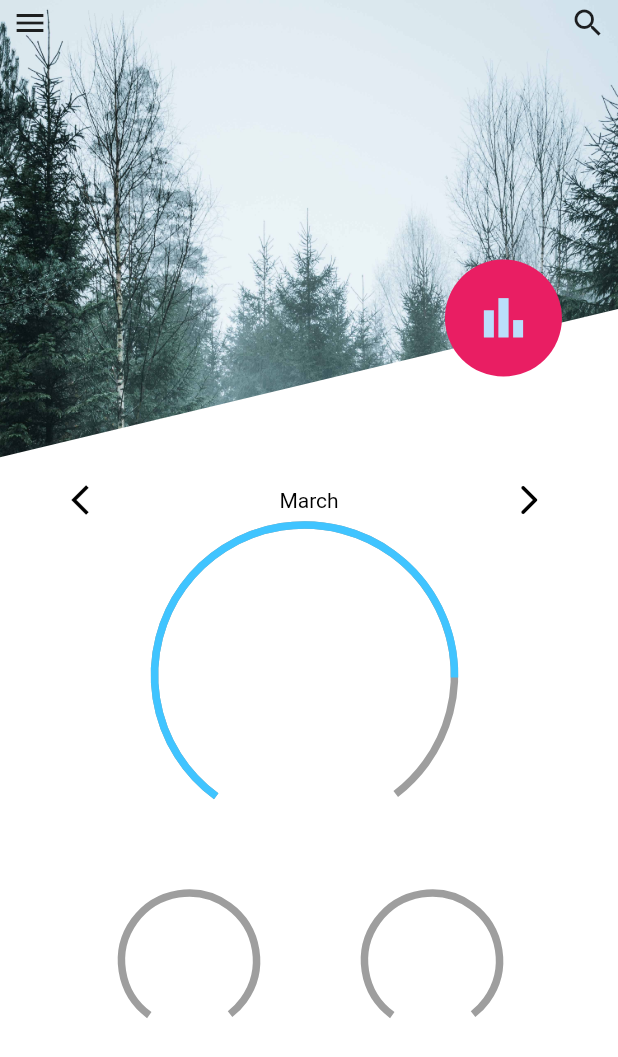
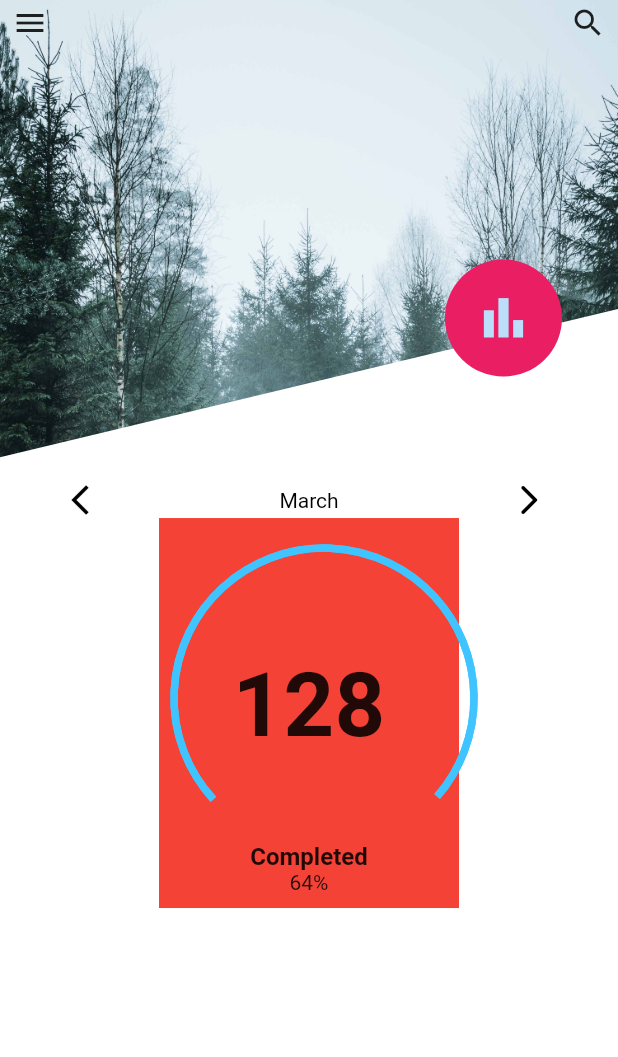
Before and after one commit to msnsadiq/datewithpaint, a Flutter app: the screen it shows after launch, on a phone screen of 412 x 824 dp. Shown: the top 1057 px of the screen. Run offline on Flutter 3.47's test engine with Material 2 defaults, Android fonts, the phone set to English and light mode, and no system bars.

Commit message:
ui completed

```diff
--- /dev/null
+++ b/lib/bigarcclass.dart
@@ -0,0 +1,37 @@
+import 'package:flutter/cupertino.dart';
+import 'package:flutter/material.dart';
+
+class MainArc extends CustomPainter{
+  // final painterr = Paint()
+  // ..color = Colors.grey
+  // ..style = PaintingStyle.stroke
+  // ..strokeWidth = 5;
+final painterrtwo = Paint()
+  ..color = Colors.lightBlueAccent
+  ..style = PaintingStyle.stroke
+  ..strokeWidth = 5;
+final painterrtwoo = Paint()
+  ..color = Colors.lightBlueAccent
+  ..style = PaintingStyle.stroke
+  ..strokeWidth = 5;
+  @override
+  void paint(Canvas canvas, Size size) {
+
+     // canvas.drawArc(
+     //    Offset(size.width / 4, 350) & Size(200, 200), 2.2, 5, false, painterr);
+
+    canvas.drawArc(Offset(size.width / 20, 20) & Size(200, 200), 2.4, 4.6,
+        false, painterrtwo);
+    canvas.drawArc(Offset(size.width / 20, 20) & Size(200, 200), 2.4, 4.6,
+        false, painterrtwoo);
+    // TODO: implement paint
+  }
+
+  @override
+  bool shouldRepaint(covariant CustomPainter oldDelegate) {
+    return false;
+    // TODO: implement shouldRepaint
+    throw UnimplementedError();
+  }
+
+}
--- a/lib/classofpaint.dart
+++ b/lib/classofpaint.dart
@@ -1,14 +1,7 @@
 import 'package:flutter/material.dart';
 
 final painter = Paint()..color = Colors.white;
-final painterr = Paint()..color = Colors.grey ..style = PaintingStyle.stroke
-..strokeWidth = 5
 
-;
-final painterrtwo = Paint()..color = Colors.lightBlueAccent ..style = PaintingStyle.stroke
-  ..strokeWidth = 5
-
-;
 
 class PaintItem extends CustomPainter {
   @override
@@ -24,10 +17,6 @@ class PaintItem extends CustomPainter {
     canvas.drawPath(arc, painter);
 
 
-    canvas.drawArc(Offset(size.width/4, 350) & Size(200, 200),2.2,5, false, painterr);
-   // canvas.drawArc(rect, startAngle, sweepAngle, useCenter, paint)
-
-    canvas.drawArc(Offset(size.width/4, 350) & Size(200, 200), 2.2, 4.1, false, painterrtwo);
   }
 
   @override
--- a/lib/screennhomee.dart
+++ b/lib/screennhomee.dart
@@ -1,3 +1,4 @@
+import 'package:checkoutflutter/bigarcclass.dart';
 import 'package:checkoutflutter/bottompaint.dart';
 import 'package:checkoutflutter/classofpaint.dart';
 import 'package:flutter/material.dart';
@@ -8,6 +9,7 @@ class ScreenHome extends StatefulWidget {
   @override
   State<ScreenHome> createState() => _ScreenHomeState();
 }
+
 final blackk = Colors.black;
 
 class _ScreenHomeState extends State<ScreenHome> {
@@ -30,32 +32,23 @@ class _ScreenHomeState extends State<ScreenHome> {
                           fit: BoxFit.cover)),
                 ),
               ),
+              Positioned(top: 3, right: 8, child: Icon(Icons.search)),
+              Positioned(top: 3, left: 8, child: Icon(Icons.menu)),
               Positioned(
-                top: 3,
-                right: 8,
-
-                child: Icon(Icons.search)
-              ),
-              Positioned(
-                  top: 3,
-                  left: 8,
-
-                  child: Icon(Icons.menu)
-              ),
-              Positioned(
-                  top: MediaQuery.of(context).size.height*.21,
-                  left: MediaQuery.of(context).size.width*.72,
+                  top: MediaQuery.of(context).size.height * .21,
+                  left: MediaQuery.of(context).size.width * .72,
                   child: CircleAvatar(
                     radius: 39,
                     backgroundColor: Colors.pink,
-                    child: Icon(Icons.bar_chart, size: 39,),
+                    child: Icon(
+                      Icons.bar_chart,
+                      size: 39,
+                    ),
                   )),
-
               Positioned(
-                bottom: MediaQuery.of(context).size.height /100,
+                bottom: MediaQuery.of(context).size.height / 100,
                 child: Container(
-
-                 height: MediaQuery.of(context).size.height*.60,
+                  height: MediaQuery.of(context).size.height * .60,
                   width: MediaQuery.of(context).size.width,
                   color: Colors.transparent,
                   child: Column(
@@ -63,13 +56,24 @@ class _ScreenHomeState extends State<ScreenHome> {
                       Row(
                         mainAxisAlignment: MainAxisAlignment.spaceEvenly,
                         children: [
-                          Icon(Icons.arrow_back_ios,color: blackk,),
-                          SizedBox(width: 20,),
-                          Text("March",style: TextStyle(color: Colors.black),
+                          Icon(
+                            Icons.arrow_back_ios,
+                            color: blackk,
                           ),
-                          SizedBox(width: 20,),
-                          Icon(Icons.arrow_forward_ios_rounded,color: blackk,)
-
+                          SizedBox(
+                            width: 20,
+                          ),
+                          Text(
+                            "March",
+                            style: TextStyle(color: Colors.black),
+                          ),
+                          SizedBox(
+                            width: 20,
+                          ),
+                          Icon(
+                            Icons.arrow_forward_ios_rounded,
+                            color: blackk,
+                          ),
                         ],
                       ),
                       // Container(
@@ -79,23 +83,53 @@ class _ScreenHomeState extends State<ScreenHome> {
                       //   painter: BottomArc(),
                       //   ),
                       // )
+
+                      Container(
+                        color: Colors.red,
+                        height: 260,
+                        width: 200,
+                        child: CustomPaint(
+                          foregroundPainter: MainArc(),
+                          child: Column(
+                           // mainAxisAlignment: MainAxisAlignment.center,
+                            children: [
                             Padding(
-                        padding: const EdgeInsets.only(right: 88.0),
-                        child: Row(
-                          mainAxisAlignment: MainAxisAlignment.spaceAround,
-                          children: [
-                            CustomPaint(
-                            painter: BottomArc(),
+                              padding: EdgeInsets.fromLTRB(0, 90, 0, 0),
+                              child: Text(
+
+                                "128",
+                                textAlign: TextAlign.center,
+                                style: TextStyle(
+
+                                    fontSize: 59,
+                                    fontWeight: FontWeight.bold),
                               ),
-                            CustomPaint(
-                              painter: BottomArc(),
                             ),
+                              Padding(
+                                padding: EdgeInsets.fromLTRB(0, 57,
+                                    0, 0, ),
+                                  child: Text("Completed",style: TextStyle(fontSize: 16,fontWeight: FontWeight.bold),)),
+                              Text("64%")
                             ],
                           ),
-                      )
+                        ),
+                      ),
+                      // Padding(
+                      //   padding: const EdgeInsets.only(right: 88.0),
+                      //   child: Row(
+                      //     mainAxisAlignment: MainAxisAlignment.spaceAround,
+                      //     children: [
+                      //       CustomPaint(
+                      //         painter: BottomArc(),
+                      //       ),
+                      //       CustomPaint(
+                      //         painter: BottomArc(),
+                      //       ),
+                      //     ],
+                      //   ),
+                      // ),
                     ],
                   ),
-
                 ),
               )
             ],
```
Lines whose indentation alone changed are shown as unchanged.
